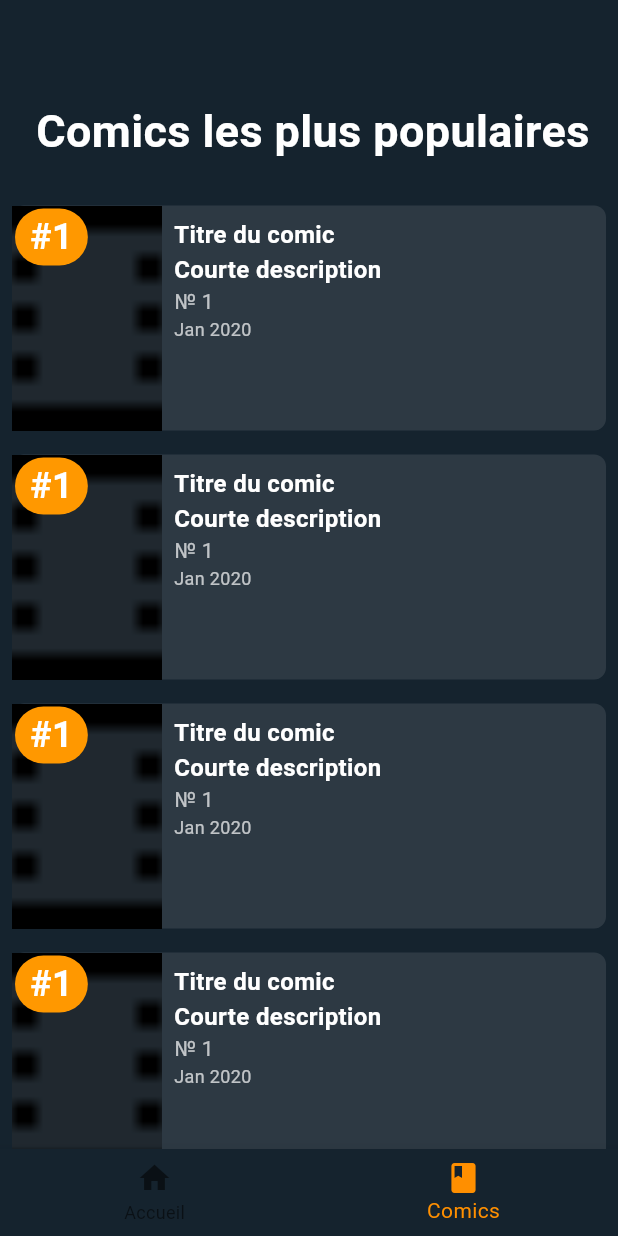
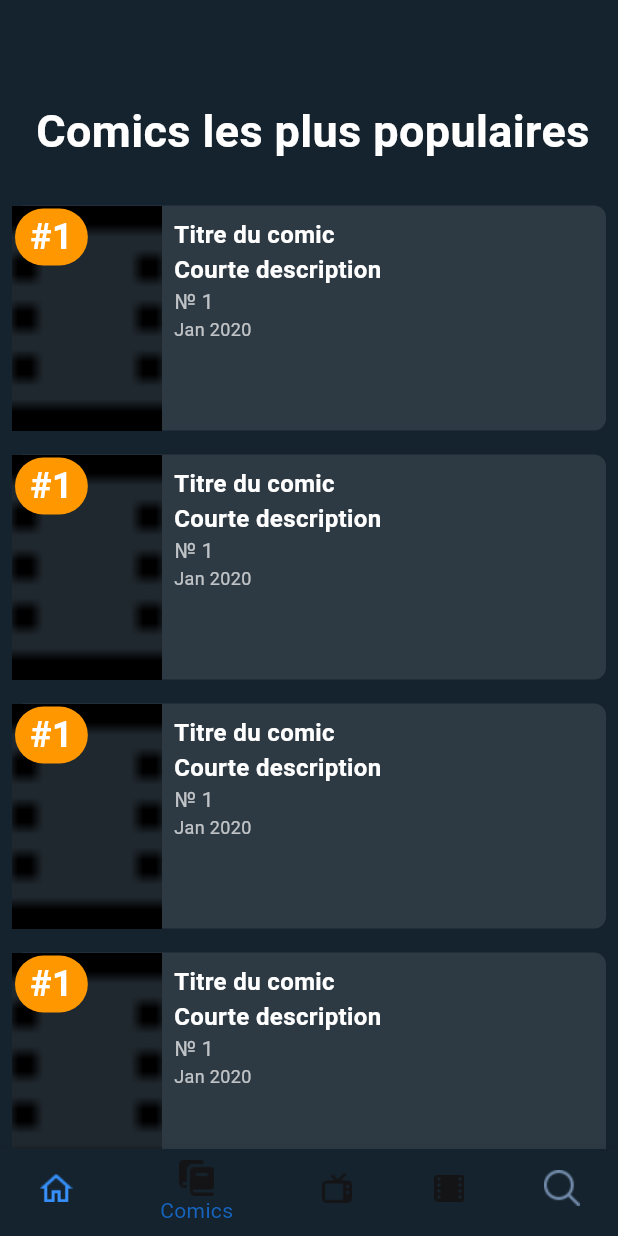
Before and after one commit to tomstacht/projet_prog_mobile-Martin-Stachtchenko, a Flutter app: the screen it shows after launch, item 2 of the bottom bar chosen, on a phone screen of 412 x 824 dp. Run offline on Flutter 3.47's test engine with Material 3 defaults, Android fonts, the phone set to English and light mode, and no system bars; network calls fail.

```diff
--- a/lib/base_page.dart
+++ b/lib/base_page.dart
@@ -33,19 +33,31 @@ class _BasePageState extends State<BasePage> {
         child: _widgetOptions.elementAt(_selectedIndex),
       ),
       bottomNavigationBar: BottomNavigationBar(
-        items: const <BottomNavigationBarItem>[
+        items: <BottomNavigationBarItem>[
           BottomNavigationBarItem(
-            icon: Icon(Icons.home),
-            label: 'Accueil', // Home
+            icon: Image.asset('images/navbar_home.png', height: 24),
+            label: 'Accueil',
           ),
           BottomNavigationBarItem(
-            icon: Icon(Icons.book),
+            icon: Image.asset('images/navbar_comics.png', height: 24),
             label: 'Comics',
+          ),
+          BottomNavigationBarItem(
+            icon: Image.asset('images/navbar_series.png', height: 24),
+            label: 'Séries',
+          ),
+          BottomNavigationBarItem(
+            icon: Image.asset('images/navbar_movies.png', height: 24),
+            label: 'Films',
+          ),
+          BottomNavigationBarItem(
+            icon: Image.asset('images/navbar_search.png', height: 24),
+            label: 'Recherche',
           ),
           // Add more items as needed
         ],
         currentIndex: _selectedIndex,
-        selectedItemColor: Colors.amber[800],
+        selectedItemColor: Colors.blue[800],
         onTap: _onItemTapped,
       ),
     );
```
